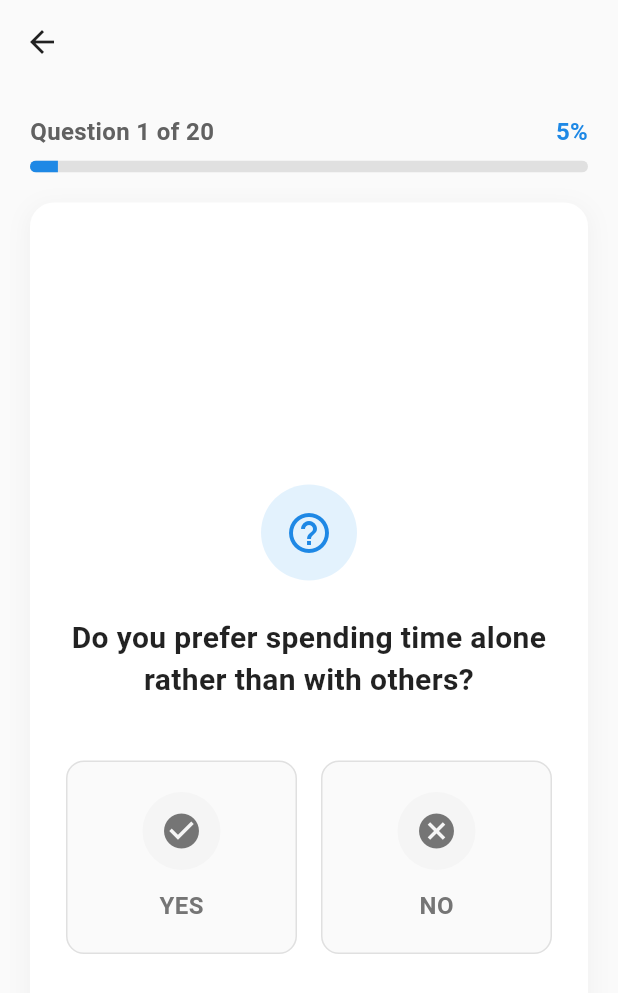
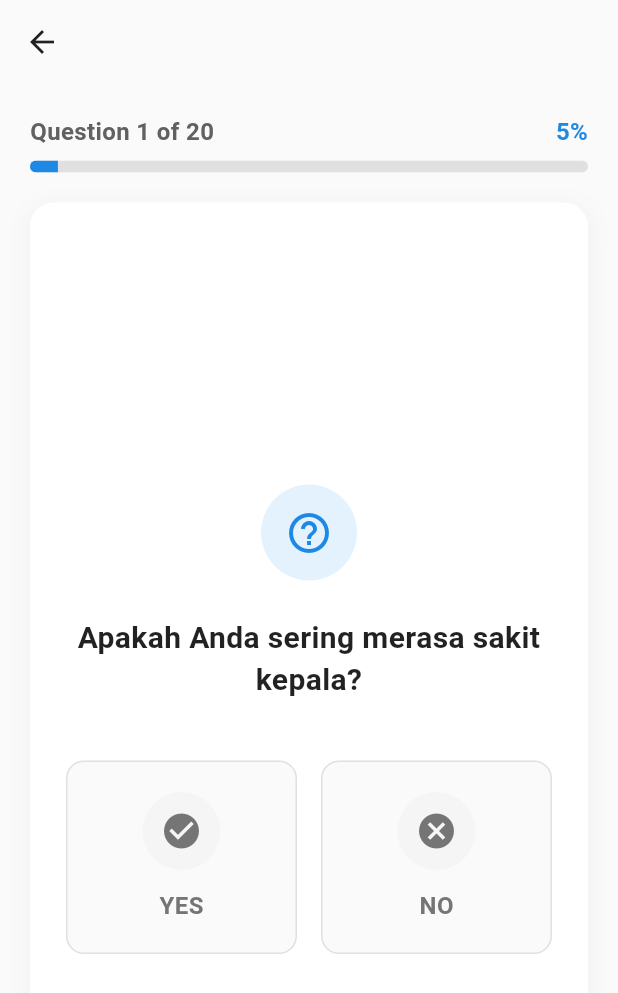
Before and after one commit to askpradana/mobile-iradat, a Flutter app: the QuizPage screen opened directly with empty values, on a phone screen of 412 x 824 dp. Shown: the top 993 px of the screen. Run offline on Flutter 3.47's test engine with Material 3 defaults, Android fonts, the phone set to English and light mode, and no system bars; our stand-ins replace flutter_dotenv, shared_preferences; accounts and stored records are empty.

Commit message:
feat(data): add SRQ-20 questionnaire JSON file

```diff
--- /dev/null
+++ b/lib/data/srq20.json
@@ -0,0 +1,84 @@
+{
+    "quizzes": [
+        {
+            "questionNumber": 1,
+            "questionContent": "Apakah Anda sering merasa sakit kepala?"
+        },
+        {
+            "questionNumber": 2,
+            "questionContent": "Apakah Anda kehilangan nafsu makan?"
+        },
+        {
+            "questionNumber": 3,
+            "questionContent": "Apakah tidur Anda tidak nyenyak?"
+        },
+        {
+            "questionNumber": 4,
+            "questionContent": "Apakah Anda mudah merasa takut?"
+        },
+        {
+            "questionNumber": 5,
+            "questionContent": "Apakah Anda merasa cemas, tegang, atau khawatir?"
+        },
+        {
+            "questionNumber": 6,
+            "questionContent": "Apakah tangan Anda gemetar?"
+        },
+        {
+            "questionNumber": 7,
+            "questionContent": "Apakah Anda mengalami gangguan pencernaan?"
+        },
+        {
+            "questionNumber": 8,
+            "questionContent": "Apakah Anda merasa sulit berpikir jernih?"
+        },
+        {
+            "questionNumber": 9,
+            "questionContent": "Apakah Anda merasa tidak bahagia?"
+        },
+        {
+            "questionNumber": 10,
+            "questionContent": "Apakah Anda lebih sering menangis?"
+        },
+        {
+            "questionNumber": 11,
+            "questionContent": "Apakah Anda merasa sulit untuk menikmati aktivitas sehari-hari?"
+        },
+        {
+            "questionNumber": 12,
+            "questionContent": "Apakah Anda mengalami kesulitan untuk mengambil keputusan?"
+        },
+        {
+            "questionNumber": 13,
+            "questionContent": "Apakah aktivitas/tugas sehari-hari Anda terbengkalai?"
+        },
+        {
+            "questionNumber": 14,
+            "questionContent": "Apakah Anda merasa tidak mampu berperan dalam kehidupan ini?"
+        },
+        {
+            "questionNumber": 15,
+            "questionContent": "Apakah Anda kehilangan minat terhadap banyak hal?"
+        },
+        {
+            "questionNumber": 16,
+            "questionContent": "Apakah Anda merasa tidak berharga?"
+        },
+        {
+            "questionNumber": 17,
+            "questionContent": "Apakah Anda mempunyai pikiran untuk mengakhiri hidup Anda?"
+        },
+        {
+            "questionNumber": 18,
+            "questionContent": "Apakah Anda merasa lelah sepanjang waktu?"
+        },
+        {
+            "questionNumber": 19,
+            "questionContent": "Apakah Anda merasa tidak enak di perut?"
+        },
+        {
+            "questionNumber": 20,
+            "questionContent": "Apakah Anda mudah lelah?"
+        }
+    ]
+}
--- a/lib/screens/quizquestionscreen.dart
+++ b/lib/screens/quizquestionscreen.dart
@@ -1,11 +1,18 @@
+import 'dart:convert';
 import 'package:flutter/material.dart';
+import 'package:flutter/services.dart';
 import 'package:quiz_iradat/screens/quizresultscreen.dart';
 
 class QuizQuestion {
-  final String question;
+  final int questionId;
+  final String questionContent;
   bool? userAnswer;
 
-  QuizQuestion({required this.question, this.userAnswer});
+  QuizQuestion({
+    required this.questionId,
+    required this.questionContent,
+    this.userAnswer,
+  });
 }
 
 class QuizPage extends StatefulWidget {
@@ -22,67 +29,36 @@ class _QuizPageState extends State<QuizPage> with TickerProviderStateMixin {
   int currentQuestionIndex = 0;
   late AnimationController _slideController;
   late Animation<Offset> _slideAnimation;
+  List<QuizQuestion> questions = []; // Initialize as empty list instead of late
+  bool isLoading = true; // Add loading state
 
-  final List<QuizQuestion> questions = [
-    QuizQuestion(
-      question: "Do you prefer spending time alone rather than with others?",
-    ),
-    QuizQuestion(
-      question: "Do you often feel energized after social gatherings?",
-    ),
-    QuizQuestion(
-      question: "Do you find it easy to start conversations with strangers?",
-    ),
-    QuizQuestion(
-      question:
-          "Do you prefer to plan things in advance rather than being spontaneous?",
-    ),
-    QuizQuestion(
-      question: "Do you often worry about things that might go wrong?",
-    ),
-    QuizQuestion(
-      question: "Do you enjoy taking risks and trying new experiences?",
-    ),
-    QuizQuestion(
-      question: "Do you tend to focus on details rather than the big picture?",
-    ),
-    QuizQuestion(
-      question: "Do you make decisions based on logic rather than emotions?",
-    ),
-    QuizQuestion(
-      question: "Do you prefer working in a team rather than independently?",
-    ),
-    QuizQuestion(
-      question: "Do you often think about the future rather than the present?",
-    ),
-    QuizQuestion(
-      question: "Do you find it difficult to express your emotions?",
-    ),
-    QuizQuestion(
-      question: "Do you prefer routine and predictability over change?",
-    ),
-    QuizQuestion(
-      question: "Do you often feel overwhelmed by too many choices?",
-    ),
-    QuizQuestion(question: "Do you enjoy being the center of attention?"),
-    QuizQuestion(question: "Do you tend to be optimistic about outcomes?"),
-    QuizQuestion(
-      question: "Do you prefer to finish one task before starting another?",
-    ),
-    QuizQuestion(
-      question: "Do you often analyze situations before taking action?",
-    ),
-    QuizQuestion(
-      question:
-          "Do you feel comfortable sharing personal information with others?",
-    ),
-    QuizQuestion(
-      question: "Do you prefer competitive activities over collaborative ones?",
-    ),
-    QuizQuestion(
-      question: "Do you often seek advice from others before making decisions?",
-    ),
-  ];
+  Future<void> loadQuestions() async {
+    try {
+      final String jsonContent = await rootBundle.loadString(
+        'lib/data/srq20.json',
+      );
+      final Map<String, dynamic> jsonData = json.decode(jsonContent);
+      final List<dynamic> questionsData = jsonData['quizzes'];
+
+      setState(() {
+        questions =
+            questionsData
+                .map(
+                  (question) => QuizQuestion(
+                    questionId: question['questionNumber'],
+                    questionContent: question['questionContent'],
+                  ),
+                )
+                .toList();
+        isLoading = false;
+      });
+    } catch (e) {
+      print('Error loading questions: $e');
+      setState(() {
+        isLoading = false;
+      });
+    }
+  }
 
   @override
   void initState() {
@@ -97,7 +73,13 @@ class _QuizPageState extends State<QuizPage> with TickerProviderStateMixin {
     ).animate(
       CurvedAnimation(parent: _slideController, curve: Curves.easeInOut),
     );
-    _slideController.forward();
+
+    // Load questions first, then start animation
+    loadQuestions().then((_) {
+      if (questions.isNotEmpty) {
+        _slideController.forward();
+      }
+    });
   }
 
   @override
@@ -107,6 +89,8 @@ class _QuizPageState extends State<QuizPage> with TickerProviderStateMixin {
   }
 
   void _selectAnswer(bool answer) {
+    if (questions.isEmpty) return;
+
     setState(() {
       questions[currentQuestionIndex].userAnswer = answer;
     });
@@ -124,6 +108,8 @@ class _QuizPageState extends State<QuizPage> with TickerProviderStateMixin {
   }
 
   void _submitQuiz() {
+    if (questions.isEmpty) return;
+
     // Calculate statistics
     int yesCount = 0;
     int noCount = 0;
@@ -152,11 +138,105 @@ class _QuizPageState extends State<QuizPage> with TickerProviderStateMixin {
     );
   }
 
-  bool get _isLastQuestion => currentQuestionIndex == questions.length - 1;
-  bool get _canProceed => questions[currentQuestionIndex].userAnswer != null;
+  bool get _isLastQuestion =>
+      questions.isNotEmpty && currentQuestionIndex == questions.length - 1;
+  bool get _canProceed =>
+      questions.isNotEmpty &&
+      questions[currentQuestionIndex].userAnswer != null;
 
   @override
   Widget build(BuildContext context) {
+    if (isLoading) {
+      return Scaffold(
+        backgroundColor: Colors.grey[50],
+        appBar: AppBar(
+          backgroundColor: Colors.transparent,
+          elevation: 0,
+          leading: IconButton(
+            icon: Icon(Icons.arrow_back, color: Colors.black87),
+            onPressed: () => Navigator.pop(context),
+          ),
+          title: Text(
+            widget.quizTitle,
+            style: TextStyle(
+              color: Colors.black87,
+              fontWeight: FontWeight.w600,
+            ),
+          ),
+          centerTitle: true,
+        ),
+        body: Center(
+          child: Column(
+            mainAxisAlignment: MainAxisAlignment.center,
+            children: [
+              CircularProgressIndicator(
+                valueColor: AlwaysStoppedAnimation<Color>(Colors.blue[600]!),
+              ),
+              SizedBox(height: 16),
+              Text(
+                'Loading questions...',
+                style: TextStyle(fontSize: 16, color: Colors.grey[600]),
+              ),
+            ],
+          ),
+        ),
+      );
+    }
+
+    if (questions.isEmpty) {
+      return Scaffold(
+        backgroundColor: Colors.grey[50],
+        appBar: AppBar(
+          backgroundColor: Colors.transparent,
+          elevation: 0,
+          leading: IconButton(
+            icon: Icon(Icons.arrow_back, color: Colors.black87),
+            onPressed: () => Navigator.pop(context),
+          ),
+          title: Text(
+            widget.quizTitle,
+            style: TextStyle(
+              color: Colors.black87,
+              fontWeight: FontWeight.w600,
+            ),
+          ),
+          centerTitle: true,
+        ),
+        body: Center(
+          child: Column(
+            mainAxisAlignment: MainAxisAlignment.center,
+            children: [
+              Icon(Icons.error_outline, size: 64, color: Colors.red[400]),
+              SizedBox(height: 16),
+              Text(
+                'Failed to load questions',
+                style: TextStyle(
+                  fontSize: 18,
+                  fontWeight: FontWeight.w600,
+                  color: Colors.grey[700],
+                ),
+              ),
+              SizedBox(height: 8),
+              Text(
+                'Please try again',
+                style: TextStyle(fontSize: 14, color: Colors.grey[600]),
+              ),
+              SizedBox(height: 24),
+              ElevatedButton(
+                onPressed: () {
+                  setState(() {
+                    isLoading = true;
+                  });
+                  loadQuestions();
+                },
+                child: Text('Retry'),
+              ),
+            ],
+          ),
+        ),
+      );
+    }
+
     final currentQuestion = questions[currentQuestionIndex];
     final progress = (currentQuestionIndex + 1) / questions.length;
 
@@ -262,7 +342,7 @@ class _QuizPageState extends State<QuizPage> with TickerProviderStateMixin {
 
                         // Question Text
                         Text(
-                          currentQuestion.question,
+                          currentQuestion.questionContent,
                           style: TextStyle(
                             fontSize: 20,
                             fontWeight: FontWeight.w600,
--- a/pubspec.yaml
+++ b/pubspec.yaml
@@ -34,6 +34,7 @@ flutter:
   # To add assets to your application, add an assets section, like this:
   assets:
     - lib/data/quizzes.json
+    - lib/data/srq20.json
     - .env
 
   # An image asset can refer to one or more resolution-specific "variants", see
```
Also changed, not shown: lib/data/quizzes.json (+14 -4 lines), lib/screens/homescreen.dart (+6 -1 lines), lib/screens/quizdescriptionscreen.dart (+11 -14 lines).
